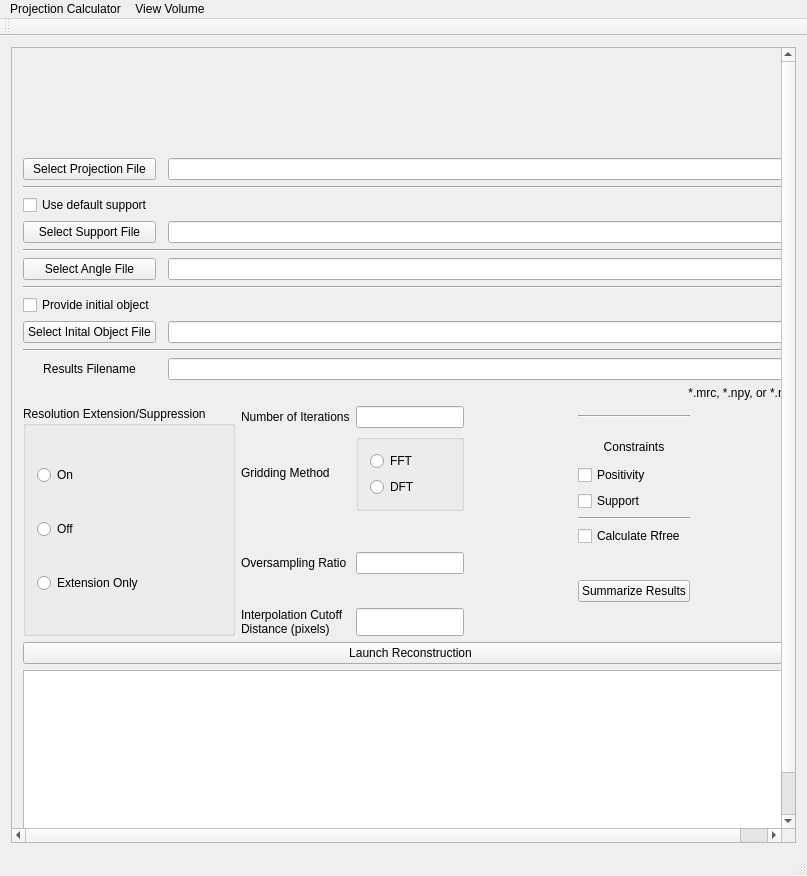
Old version of the form GENFIRE/gui/GENFIRE_MainWindow.ui in the repository genfire-em/GENFIRE-Python.
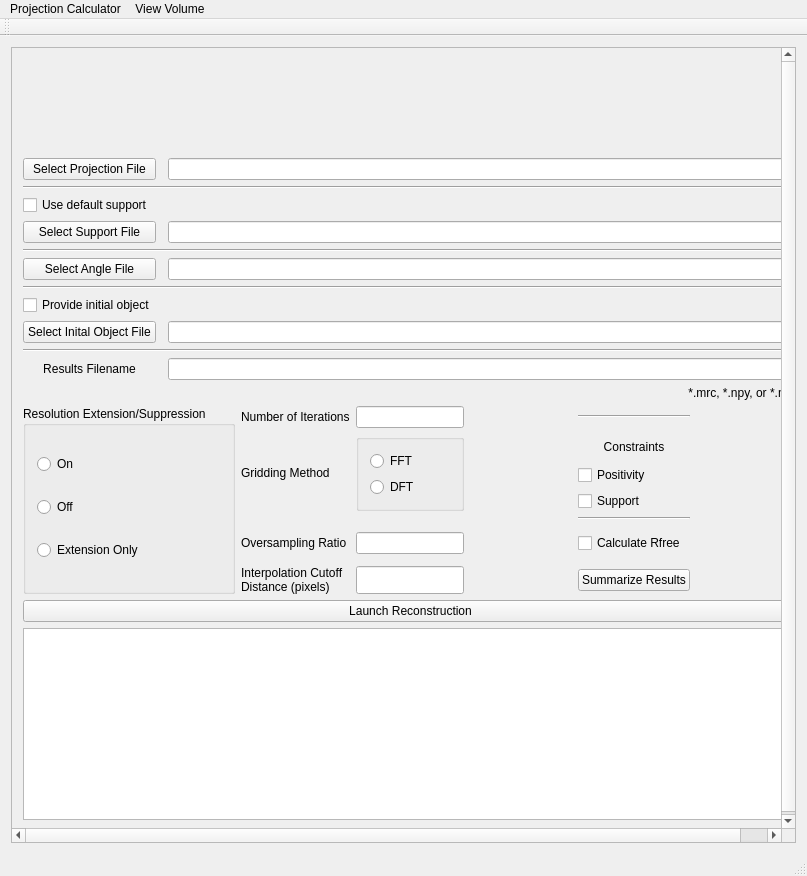
New version of the form. Icons and pictures are not drawn.

Commit message: working on dft projection calculator

Diff of the .ui file:
```diff
--- a/GENFIRE/gui/GENFIRE_MainWindow.ui
+++ b/GENFIRE/gui/GENFIRE_MainWindow.ui
@@ -33,9 +33,9 @@
        <property name="geometry">
         <rect>
          <x>0</x>
-         <y>-101</y>
+         <y>0</y>
          <width>799</width>
-         <height>958</height>
+         <height>928</height>
         </rect>
        </property>
        <layout class="QVBoxLayout" name="verticalLayout_4">
@@ -236,13 +236,6 @@
             </item>
             <item>
              <layout class="QGridLayout" name="gridLayout_2">
-              <item row="3" column="3">
-               <widget class="QCheckBox" name="checkBox_rfree">
-                <property name="text">
-                 <string>Calculate Rfree</string>
-                </property>
-               </widget>
-              </item>
               <item row="4" column="2">
                <spacer name="horizontalSpacer_3">
                 <property name="orientation">
@@ -345,13 +338,6 @@
                 </property>
                </spacer>
               </item>
-              <item row="5" column="3">
-               <widget class="QPushButton" name="btn_displayResults">
-                <property name="text">
-                 <string>Summarize Results</string>
-                </property>
-               </widget>
-              </item>
               <item row="1" column="3">
                <layout class="QVBoxLayout" name="verticalLayout_5">
                 <item>
@@ -417,6 +403,20 @@
                 </property>
                </widget>
               </item>
+              <item row="6" column="3">
+               <widget class="QPushButton" name="btn_displayResults">
+                <property name="text">
+                 <string>Summarize Results</string>
+                </property>
+               </widget>
+              </item>
+              <item row="4" column="3">
+               <widget class="QCheckBox" name="checkBox_rfree">
+                <property name="text">
+                 <string>Calculate Rfree</string>
+                </property>
+               </widget>
+              </item>
              </layout>
             </item>
            </layout>
```
The commit also changes 2 other files.
